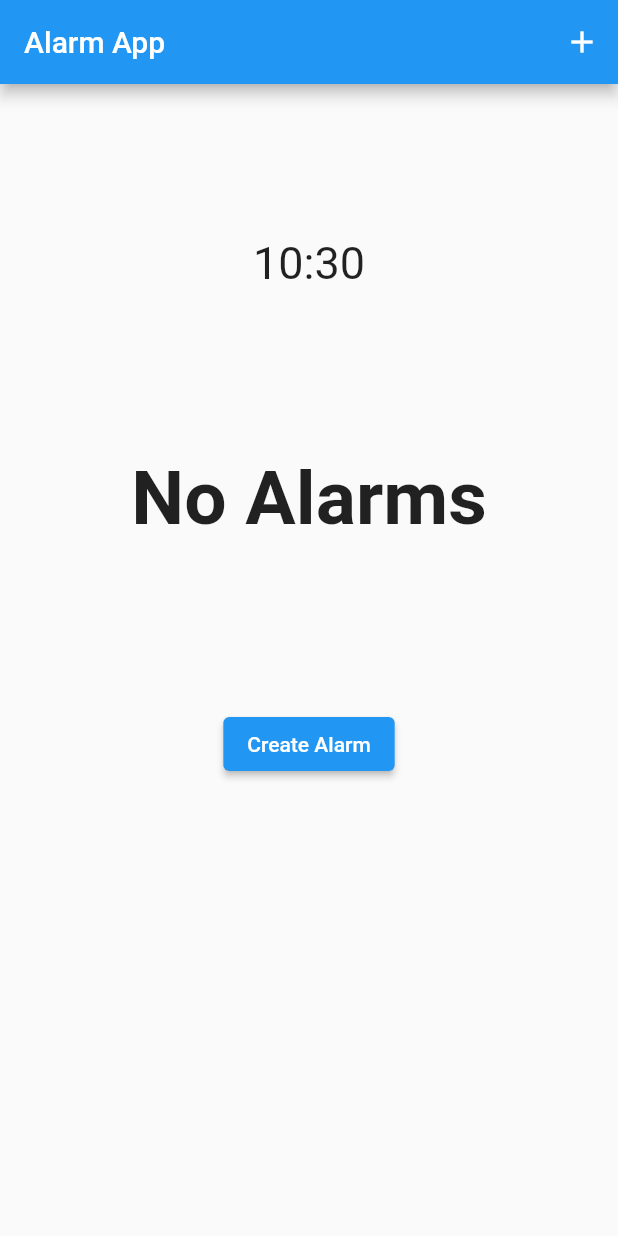
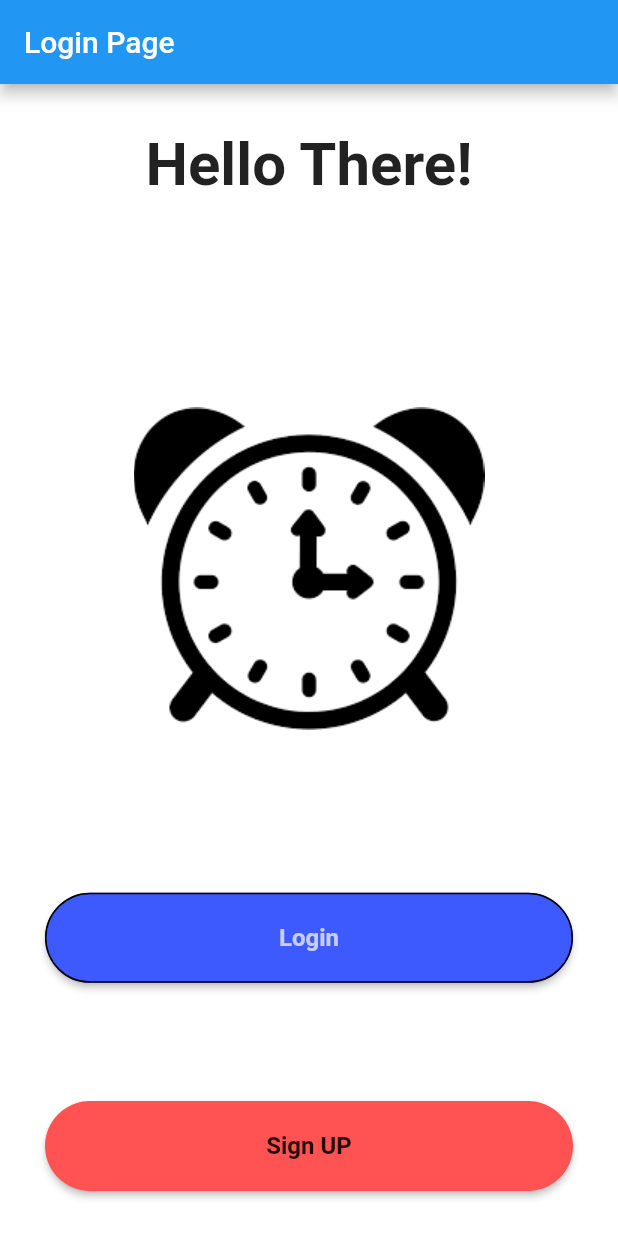
Before and after one commit to HarshBhakkad/Group_Alarm_App, a Flutter app: the screen it shows after launch, on a phone screen of 412 x 824 dp. Run offline on Flutter 3.47's test engine with Material 2 defaults, Android fonts, the light colour scheme and no system bars; our stand-ins replace email_validator, firebase_auth, firebase_core, form_validator; missing offline and left inert: flutter_alarm_clock; accounts and stored records are empty.

Commit message:
Added Firebase Auth with Login and Sign Up options.

```diff
--- a/lib/CreateAlarm.dart
+++ b/lib/CreateAlarm.dart
@@ -1,3 +1,4 @@
+import 'package:firebase_auth/firebase_auth.dart';
 import 'package:flutter/material.dart';
 import 'HomeScreen.dart';
 import 'globals.dart' as globals;
--- a/lib/Sign_Log_Page.dart
+++ b/lib/Sign_Log_Page.dart
@@ -0,0 +1,90 @@
+import 'package:flutter/material.dart';
+import 'Log_page.dart';
+import 'Sign_page.dart';
+
+class sign_page extends StatelessWidget {
+  const sign_page({Key? key}) : super(key: key);
+
+  @override
+  Widget build(BuildContext context) {
+    return Scaffold(
+      backgroundColor: Colors.white,
+      appBar: AppBar(
+        title: Text("Login Page"),
+      ),
+      body: SafeArea(
+        child: Container(
+          width: double.infinity,
+          height: MediaQuery.of(context).size.height,
+          padding: EdgeInsets.symmetric(horizontal: 30, vertical: 30),
+          child: Column(
+            mainAxisAlignment: MainAxisAlignment.spaceBetween,
+            children: [
+              Column(
+                crossAxisAlignment: CrossAxisAlignment.center,
+                children: [
+                  Text(
+                    "Hello There!",
+                    style: TextStyle(fontWeight: FontWeight.bold, fontSize: 40),
+                  ),
+                  SizedBox(
+                    height: 30,
+                  ),
+                ],
+              ),
+              Container(
+                height: MediaQuery.of(context).size.height / 3,
+                decoration: BoxDecoration(
+                    image: DecorationImage(
+                        image: AssetImage('assets/images/alarm_clock.png'))),
+              ),
+              MaterialButton(
+                minWidth: double.infinity,
+                height: 60,
+                onPressed: () {
+                  Navigator.push(
+                    context,
+                    MaterialPageRoute(builder: (context) => LoginPage()),
+                  );
+                },
+                color: Colors.indigoAccent[400],
+                shape: RoundedRectangleBorder(
+                    side: BorderSide(
+                      color: Colors.black,
+                    ),
+                    borderRadius: BorderRadius.circular(40)),
+                child: Text(
+                  "Login",
+                  style: TextStyle(
+                      fontWeight: FontWeight.w600,
+                      fontSize: 16,
+                      color: Colors.white70),
+                ),
+              ),
+              MaterialButton(
+                minWidth: double.infinity,
+                height: 60,
+                onPressed: () {
+                  Navigator.push(
+                    context,
+                    MaterialPageRoute(builder: (context) => SignupPage()),
+                  );
+                },
+                color: Colors.redAccent,
+                shape: RoundedRectangleBorder(
+                    borderRadius: BorderRadius.circular(40)),
+                child: Text(
+                  "Sign UP",
+                  style: TextStyle(
+                    fontWeight: FontWeight.w600,
+                    fontSize: 16,
+                  ),
+                ),
+              ),
+            ],
+          ),
+        ),
+      ),
+    );
+  }
+}
--- a/lib/main.dart
+++ b/lib/main.dart
@@ -7,7 +7,7 @@ import 'package:flutter/material.dart';
 import 'package:firebase_core/firebase_core.dart';
 import 'firebase_options.dart';
 import 'package:firebase_auth/firebase_auth.dart';
-
+import 'Sign_Log_Page.dart';
 import 'CreateAlarm.dart';
 
 void main() async {
@@ -16,5 +16,32 @@ void main() async {
     options: DefaultFirebaseOptions.currentPlatform,
   );
 
-  runApp(MaterialApp(home: const home_screen()));
+  runApp(MaterialApp(home: MainPage()));
 }
+
+class MainPage extends StatelessWidget {
+  const MainPage({Key? key}) : super(key: key);
+
+  @override
+  Widget build(BuildContext context) {
+    return Scaffold(
+      body: StreamBuilder<User?>(
+        stream: FirebaseAuth.instance.authStateChanges(),
+        builder: (context, snapshot) {
+          if (snapshot.connectionState == ConnectionState.active) {
+            User? user = snapshot.data;
+            if (snapshot.hasData) {
+              return home_screen();
+            } else {
+              return sign_page();
+            }
+          } else {
+            return Center(
+              child: CircularProgressIndicator(),
+            );
+          }
+        },
+      ),
+    );
+  }
+}
--- a/pubspec.yaml
+++ b/pubspec.yaml
@@ -38,6 +38,8 @@ dependencies:
   analog_clock: ^0.1.0
   firebase_core: ^1.18.0
   firebase_auth: ^3.3.20
+  form_validator: ^1.0.2
+  email_validator: ^2.0.1
 
 dev_dependencies:
   flutter_test:
@@ -62,8 +64,8 @@ flutter:
   uses-material-design: true
 
   # To add assets to your application, add an assets section, like this:
-assets:
-  - assets/images/
+  assets:
+    - assets/images/
     # - images/a_dot_ham.jpeg
 
   # An image asset can refer to one or more resolution-specific "variants", see
```
Also changed, not shown: lib/AlarmCard.dart (+12 -0 lines), lib/HomeScreen.dart (+7 -0 lines), lib/Log_page.dart (added, +205 -0 lines), lib/Sign_page.dart (added, +247 -0 lines), assets/images/alarm_clock.png (added), pubspec.lock.
